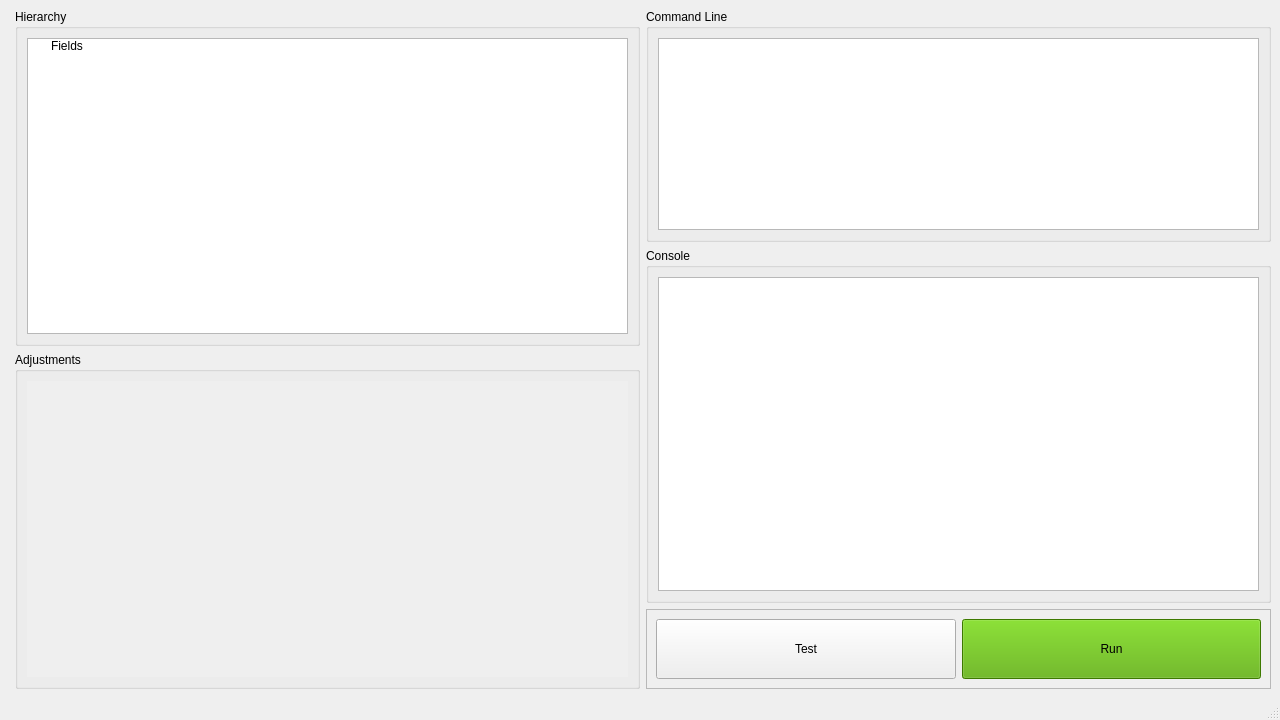
First picture: the form in ui/mainwindow.ui, repository mobx7c7/FFmpegFrontEndQt, before the edit.
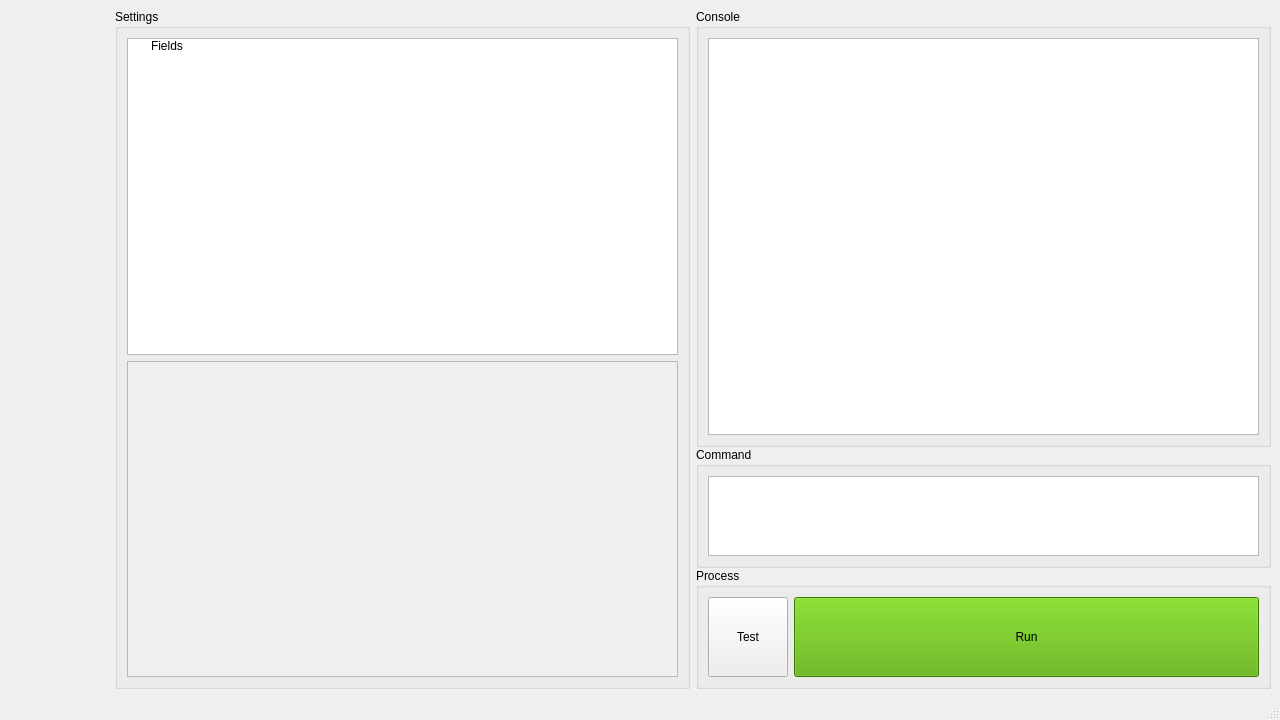
Second picture: the form after the edit. Custom widgets are drawn as their Qt base class.

What changed in the file:
```diff
--- a/ui/mainwindow.ui
+++ b/ui/mainwindow.ui
@@ -19,14 +19,30 @@
   <widget class="QWidget" name="centralwidget">
    <layout class="QHBoxLayout" name="horizontalLayout_9">
     <item>
+     <layout class="QVBoxLayout" name="verticalLayout">
+      <property name="leftMargin">
+       <number>0</number>
+      </property>
+      <item>
      <widget class="ToolboxWidget" name="widget" native="true">
+        <property name="enabled">
+         <bool>true</bool>
+        </property>
       <property name="sizePolicy">
        <sizepolicy hsizetype="Preferred" vsizetype="Preferred">
         <horstretch>0</horstretch>
         <verstretch>0</verstretch>
        </sizepolicy>
       </property>
-     </widget>
+        <property name="minimumSize">
+         <size>
+          <width>100</width>
+          <height>0</height>
+         </size>
+        </property>
+       </widget>
+      </item>
+     </layout>
     </item>
     <item>
      <layout class="QVBoxLayout" name="verticalLayout_6">
@@ -37,7 +53,7 @@
        <number>0</number>
       </property>
       <item>
-       <widget class="QGroupBox" name="groupBox_7">
+       <widget class="QGroupBox" name="groupBox">
         <property name="sizePolicy">
          <sizepolicy hsizetype="Preferred" vsizetype="Preferred">
           <horstretch>1</horstretch>
@@ -45,7 +61,7 @@
          </sizepolicy>
         </property>
         <property name="title">
-         <string>Hierarchy</string>
+         <string>Settings</string>
         </property>
         <layout class="QVBoxLayout" name="verticalLayout_11">
          <item>
@@ -65,28 +81,10 @@
            </item>
           </widget>
          </item>
-        </layout>
-       </widget>
-      </item>
-      <item>
-       <widget class="QGroupBox" name="groupBox">
-        <property name="enabled">
-         <bool>true</bool>
-        </property>
-        <property name="sizePolicy">
-         <sizepolicy hsizetype="Preferred" vsizetype="Minimum">
-          <horstretch>1</horstretch>
-          <verstretch>0</verstretch>
-         </sizepolicy>
-        </property>
-        <property name="title">
-         <string>Adjustments</string>
-        </property>
-        <layout class="QVBoxLayout" name="verticalLayout_9" stretch="0">
          <item>
           <widget class="QScrollArea" name="scrollArea">
            <property name="frameShape">
-            <enum>QFrame::NoFrame</enum>
+            <enum>QFrame::StyledPanel</enum>
            </property>
            <property name="widgetResizable">
             <bool>true</bool>
@@ -96,8 +94,8 @@
              <rect>
               <x>0</x>
               <y>0</y>
-              <width>594</width>
-              <height>16</height>
+              <width>546</width>
+              <height>18</height>
              </rect>
             </property>
             <property name="sizePolicy">
@@ -108,16 +106,16 @@
             </property>
             <layout class="QVBoxLayout" name="verticalLayout_2">
              <property name="leftMargin">
-              <number>0</number>
+              <number>9</number>
              </property>
              <property name="topMargin">
-              <number>0</number>
+              <number>9</number>
              </property>
              <property name="rightMargin">
-              <number>0</number>
+              <number>9</number>
              </property>
              <property name="bottomMargin">
-              <number>0</number>
+              <number>9</number>
              </property>
             </layout>
            </widget>
@@ -130,6 +128,9 @@
     </item>
     <item>
      <layout class="QVBoxLayout" name="verticalLayout_7">
+      <property name="spacing">
+       <number>0</number>
+      </property>
       <property name="leftMargin">
        <number>0</number>
       </property>
@@ -142,55 +143,6 @@
          </sizepolicy>
         </property>
         <property name="title">
-         <string>Command Line</string>
-        </property>
-        <layout class="QVBoxLayout" name="verticalLayout" stretch="0">
-         <item>
-          <widget class="QTextEdit" name="textEdit_2">
-           <property name="enabled">
-            <bool>true</bool>
-           </property>
-           <property name="sizePolicy">
-            <sizepolicy hsizetype="Expanding" vsizetype="Maximum">
-             <horstretch>0</horstretch>
-             <verstretch>0</verstretch>
-            </sizepolicy>
-           </property>
-           <property name="minimumSize">
-            <size>
-             <width>0</width>
-             <height>0</height>
-            </size>
-           </property>
-           <property name="font">
-            <font>
-             <family>Courier New</family>
-            </font>
-           </property>
-           <property name="readOnly">
-            <bool>false</bool>
-           </property>
-           <property name="html">
-            <string>&lt;!DOCTYPE HTML PUBLIC &quot;-//W3C//DTD HTML 4.0//EN&quot; &quot;http://www.w3.org/TR/REC-html40/strict.dtd&quot;&gt;
-&lt;html&gt;&lt;head&gt;&lt;meta name=&quot;qrichtext&quot; content=&quot;1&quot; /&gt;&lt;style type=&quot;text/css&quot;&gt;
-p, li { white-space: pre-wrap; }
-&lt;/style&gt;&lt;/head&gt;&lt;body style=&quot; font-family:'Courier New'; font-size:8.25pt; font-weight:400; font-style:normal;&quot;&gt;
-&lt;p style=&quot;-qt-paragraph-type:empty; margin-top:0px; margin-bottom:0px; margin-left:0px; margin-right:0px; -qt-block-indent:0; text-indent:0px;&quot;&gt;&lt;br /&gt;&lt;/p&gt;&lt;/body&gt;&lt;/html&gt;</string>
-           </property>
-          </widget>
-         </item>
-        </layout>
-       </widget>
-      </item>
-      <item>
-       <widget class="QGroupBox" name="groupBox_3">
-        <property name="sizePolicy">
-         <sizepolicy hsizetype="Preferred" vsizetype="Preferred">
-          <horstretch>2</horstretch>
-          <verstretch>0</verstretch>
-         </sizepolicy>
-        </property>
-        <property name="title">
          <string>Console</string>
         </property>
         <property name="flat">
@@ -198,7 +150,7 @@
         </property>
         <layout class="QVBoxLayout" name="verticalLayout_8">
          <item>
-          <widget class="QTextEdit" name="textEdit">
+          <widget class="QPlainTextEdit" name="plainTextEdit">
            <property name="enabled">
             <bool>true</bool>
            </property>
@@ -221,10 +173,71 @@
         </layout>
        </widget>
       </item>
+      <item>
+       <widget class="QGroupBox" name="groupBox_3">
+        <property name="sizePolicy">
+         <sizepolicy hsizetype="Preferred" vsizetype="Maximum">
+          <horstretch>0</horstretch>
+          <verstretch>0</verstretch>
+         </sizepolicy>
+        </property>
+        <property name="title">
+         <string>Command</string>
+        </property>
+        <layout class="QVBoxLayout" name="verticalLayout_4">
+         <item>
+          <widget class="QTextEdit" name="textEdit_2">
+           <property name="sizePolicy">
+            <sizepolicy hsizetype="Expanding" vsizetype="Expanding">
+             <horstretch>0</horstretch>
+             <verstretch>0</verstretch>
+            </sizepolicy>
+           </property>
+           <property name="minimumSize">
+            <size>
+             <width>0</width>
+             <height>0</height>
+            </size>
+           </property>
+           <property name="maximumSize">
+            <size>
+             <width>16777215</width>
+             <height>80</height>
+            </size>
+           </property>
+           <property name="undoRedoEnabled">
+            <bool>false</bool>
+           </property>
+           <property name="readOnly">
+            <bool>true</bool>
+           </property>
+          </widget>
+         </item>
+        </layout>
+       </widget>
+      </item>
+      <item>
+       <widget class="QGroupBox" name="groupBox_4">
+        <property name="sizePolicy">
+         <sizepolicy hsizetype="Preferred" vsizetype="Preferred">
+          <horstretch>0</horstretch>
+          <verstretch>0</verstretch>
+         </sizepolicy>
+        </property>
+        <property name="minimumSize">
+         <size>
+          <width>0</width>
+          <height>0</height>
+         </size>
+        </property>
+        <property name="title">
+         <string>Process</string>
+        </property>
+        <layout class="QVBoxLayout" name="verticalLayout_3">
       <item>
        <widget class="QFrame" name="frame">
         <property name="sizePolicy">
-         <sizepolicy hsizetype="Preferred" vsizetype="Preferred">
+            <sizepolicy hsizetype="Preferred" vsizetype="Maximum">
           <horstretch>2</horstretch>
           <verstretch>0</verstretch>
          </sizepolicy>
@@ -236,7 +249,7 @@
          </size>
         </property>
         <property name="frameShape">
-         <enum>QFrame::StyledPanel</enum>
+            <enum>QFrame::NoFrame</enum>
         </property>
         <property name="frameShadow">
          <enum>QFrame::Sunken</enum>
@@ -244,16 +257,23 @@
         <property name="lineWidth">
          <number>4</number>
         </property>
-        <layout class="QVBoxLayout" name="verticalLayout_10">
-         <item>
           <layout class="QHBoxLayout" name="horizontalLayout">
+            <property name="leftMargin">
+             <number>0</number>
+            </property>
            <property name="topMargin">
             <number>0</number>
            </property>
+            <property name="rightMargin">
+             <number>0</number>
+            </property>
+            <property name="bottomMargin">
+             <number>0</number>
+            </property>
            <item>
             <widget class="QPushButton" name="pushButton_4">
              <property name="sizePolicy">
-              <sizepolicy hsizetype="Minimum" vsizetype="Preferred">
+               <sizepolicy hsizetype="Maximum" vsizetype="Preferred">
                <horstretch>0</horstretch>
                <verstretch>0</verstretch>
               </sizepolicy>
@@ -280,6 +300,7 @@
             </widget>
            </item>
           </layout>
+          </widget>
          </item>
         </layout>
        </widget>
```
Left out of the diff: 3 changed lines with no effect on the pictures. Lines whose indentation alone changed are shown as unchanged.
